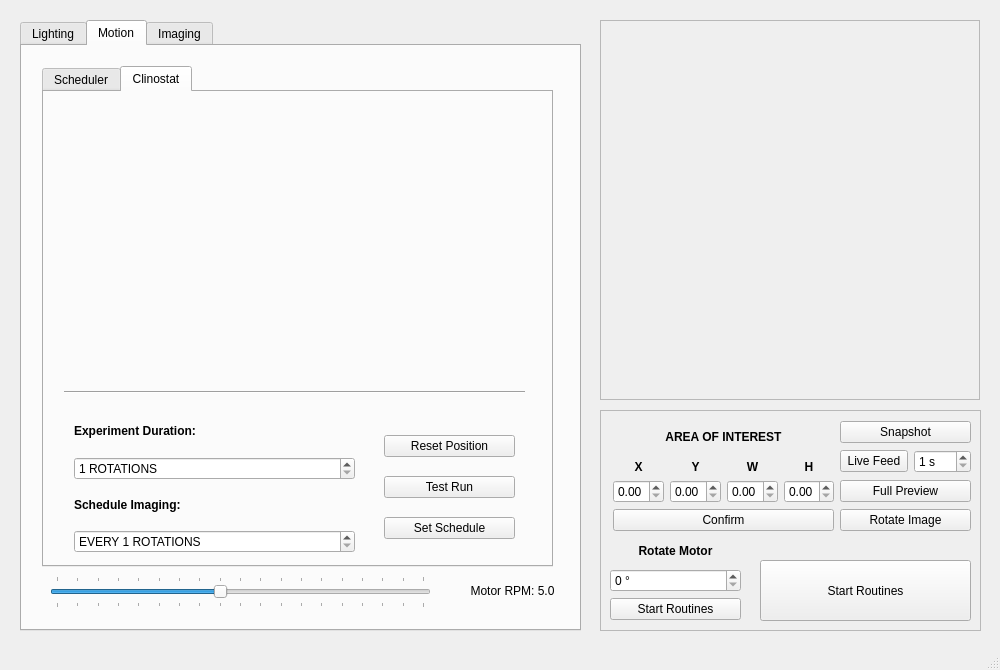
CoSE-Jerry/Flashlapse_NEO, file _ui/FlashLapse_CP.ui: the form before one commit.
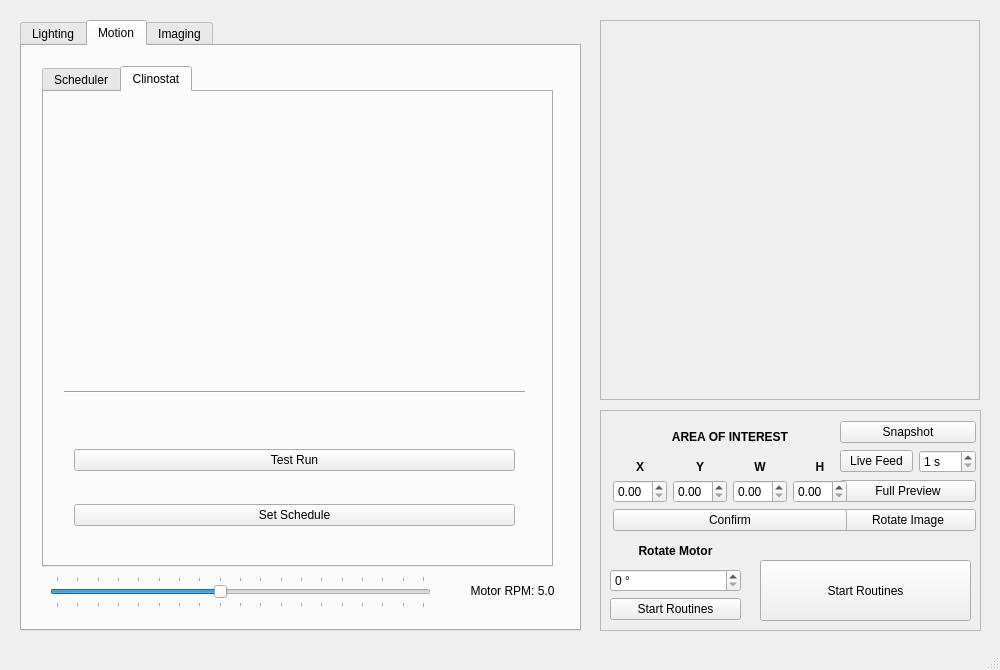
The form after the commit. The open tabs and pages were chosen to show the change. Icons and pictures are not drawn.

Diff of the .ui file:
```diff
--- a/_ui/FlashLapse_CP.ui
+++ b/_ui/FlashLapse_CP.ui
@@ -1049,81 +1049,16 @@
          <enum>Qt::Horizontal</enum>
         </property>
        </widget>
-       <widget class="QWidget" name="verticalLayoutWidget_11">
-        <property name="geometry">
-         <rect>
-          <x>30</x>
-          <y>320</y>
-          <width>281</width>
-          <height>141</height>
-         </rect>
-        </property>
-        <layout class="QVBoxLayout" name="verticalLayout_8">
-         <item>
-          <widget class="QLabel" name="clinostatDuration_label">
-           <property name="text">
-            <string>&lt;html&gt;&lt;head/&gt;&lt;body&gt;&lt;p&gt;&lt;span style=&quot; font-weight:600;&quot;&gt;Experiment Duration:&lt;/span&gt;&lt;/p&gt;&lt;/body&gt;&lt;/html&gt;</string>
-           </property>
-          </widget>
-         </item>
-         <item>
-          <widget class="QSpinBox" name="clinostatDuration_spinbox">
-           <property name="suffix">
-            <string> ROTATIONS</string>
-           </property>
-           <property name="minimum">
-            <number>1</number>
-           </property>
-           <property name="maximum">
-            <number>99999</number>
-           </property>
-          </widget>
-         </item>
-         <item>
-          <widget class="QLabel" name="clinostatImaging_label">
-           <property name="text">
-            <string>&lt;html&gt;&lt;head/&gt;&lt;body&gt;&lt;p&gt;&lt;span style=&quot; font-weight:600;&quot;&gt;Schedule Imaging:&lt;/span&gt;&lt;/p&gt;&lt;/body&gt;&lt;/html&gt;</string>
-           </property>
-          </widget>
-         </item>
-         <item>
-          <widget class="QSpinBox" name="ClinostatImaging_spinbox">
-           <property name="suffix">
-            <string> ROTATIONS</string>
-           </property>
-           <property name="prefix">
-            <string>EVERY </string>
-           </property>
-           <property name="minimum">
-            <number>1</number>
-           </property>
-           <property name="maximum">
-            <number>99999</number>
-           </property>
-           <property name="displayIntegerBase">
-            <number>10</number>
-           </property>
-          </widget>
-         </item>
-        </layout>
-       </widget>
        <widget class="QWidget" name="verticalLayoutWidget_12">
         <property name="geometry">
          <rect>
-          <x>340</x>
+          <x>30</x>
           <y>330</y>
-          <width>131</width>
+          <width>441</width>
           <height>132</height>
          </rect>
         </property>
         <layout class="QVBoxLayout" name="verticalLayout_21">
-         <item>
-          <widget class="QPushButton" name="clinostatReset_pushButton">
-           <property name="text">
-            <string>Reset Position</string>
-           </property>
-          </widget>
-         </item>
          <item>
           <widget class="QPushButton" name="clinostatTest_pushButton">
            <property name="text">
@@ -1696,7 +1631,7 @@
       <rect>
        <x>240</x>
        <y>10</y>
-       <width>131</width>
+       <width>136</width>
        <height>114</height>
       </rect>
      </property>
@@ -1759,7 +1694,7 @@
       <rect>
        <x>13</x>
        <y>10</y>
-       <width>221</width>
+       <width>234</width>
        <height>111</height>
       </rect>
      </property>
```
Left out of the diff: 66 changed lines with no effect on the pictures.
